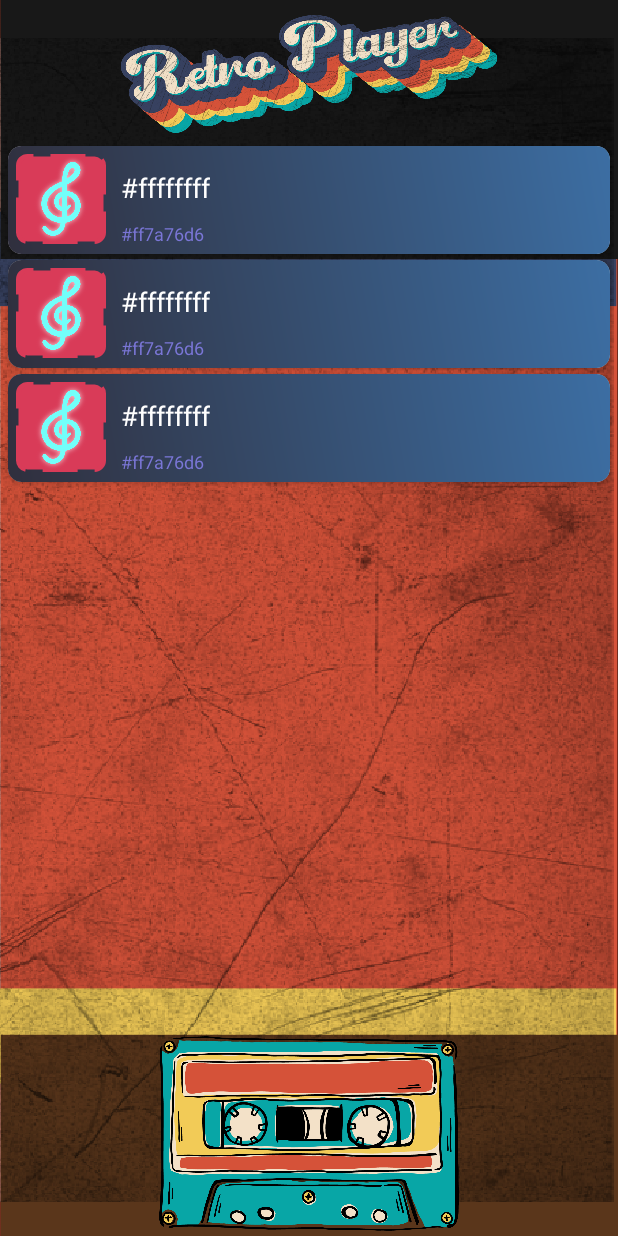
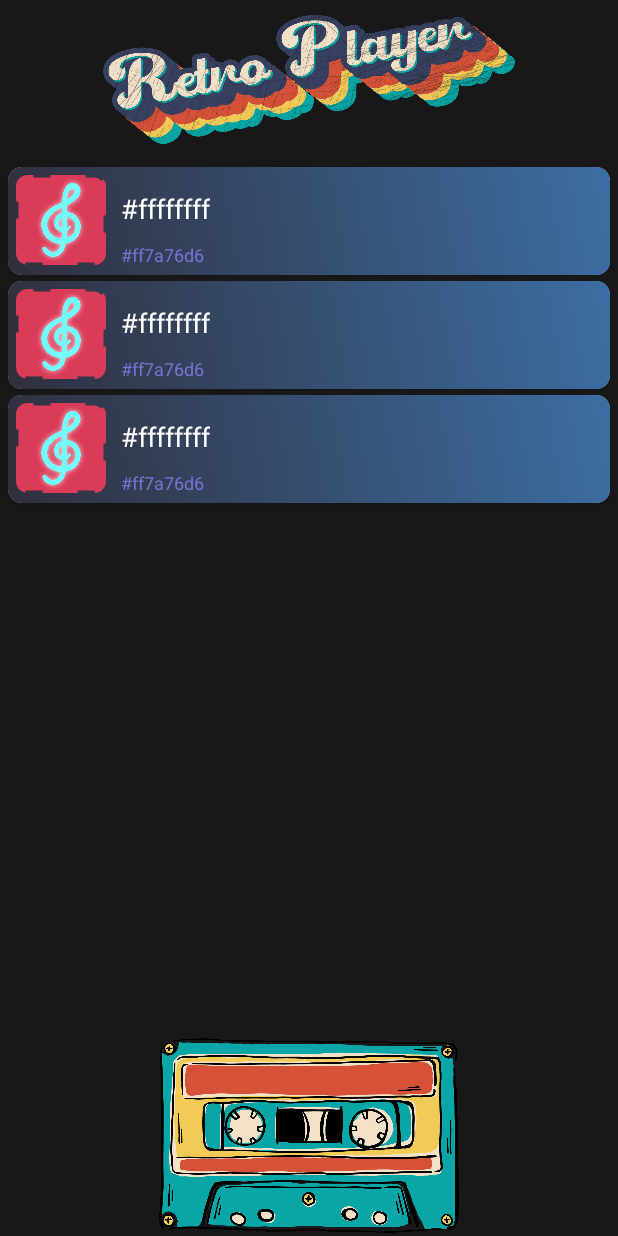
Before and after one commit to Shay-M/MediaPlayer, an Android app: the layout fragment_song_recycler_view.xml on its own in the app's theme, with its tools: preview values and no code run, on a phone screen of 412 x 824 dp. Run offline under Robolectric (Android 15) with nearby library versions, the phone set to English and light mode, and no system bars.

Commit message:
- back bifor img change

```diff
--- a/app/src/main/res/layout/fragment_song_recycler_view.xml
+++ b/app/src/main/res/layout/fragment_song_recycler_view.xml
@@ -15,9 +15,10 @@
             android:layout_width="wrap_content"
             android:layout_height="206dp"
             android:layout_gravity="center"
+            android:layout_marginTop="10dp"
+            android:layout_marginBottom="10dp"
             android:layout_weight="0.5"
-            android:paddingTop="10dp"
-            android:paddingBottom="3dp"
+            android:background="@color/_R_black"
             android:src="@drawable/logoxhdpi"
             tools:ignore="ContentDescription" />
 
@@ -27,6 +28,7 @@
             android:layout_height="match_parent"
             android:layout_weight="1"
             android:padding="3dp"
+            android:paddingTop="10dp"
             tools:listitem="@layout/card_of_song"/>
 
         <RelativeLayout
--- a/app/src/main/res/values/themes.xml
+++ b/app/src/main/res/values/themes.xml
@@ -12,7 +12,7 @@
         <!-- Status bar color. -->
         <item name="android:statusBarColor" tools:targetApi="l">?attr/colorPrimaryVariant</item>
         <!-- Customize your theme here. -->
-        <item name="android:windowBackground">@drawable/bacxhdpi</item>
+        <item name="android:windowBackground">@color/_R_black</item>
     </style>
 
     <!--    https://medium.com/geekculture/implementing-the-perfect-splash-screen-in-android-295de045a8dc-->
```
Also changed, not shown: app/src/main/java/com/example/mediaplayer/Dialogs/AddSongDialog.java (+9 -1 lines), app/src/main/java/com/example/mediaplayer/SongsRecyclerView/SongRecyclerView_UpdateUI_Fragment.java (+12 -6 lines).
